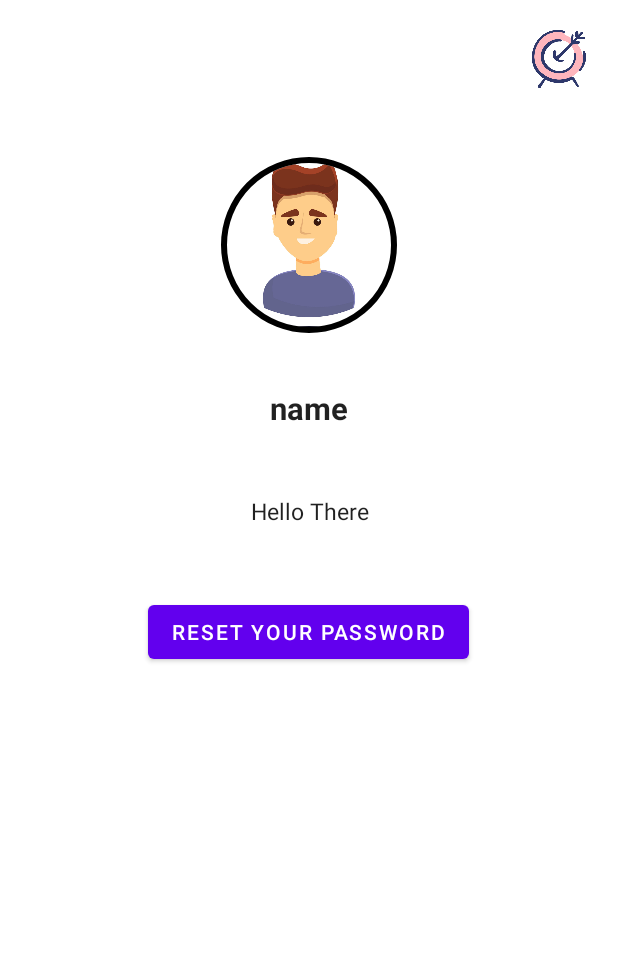
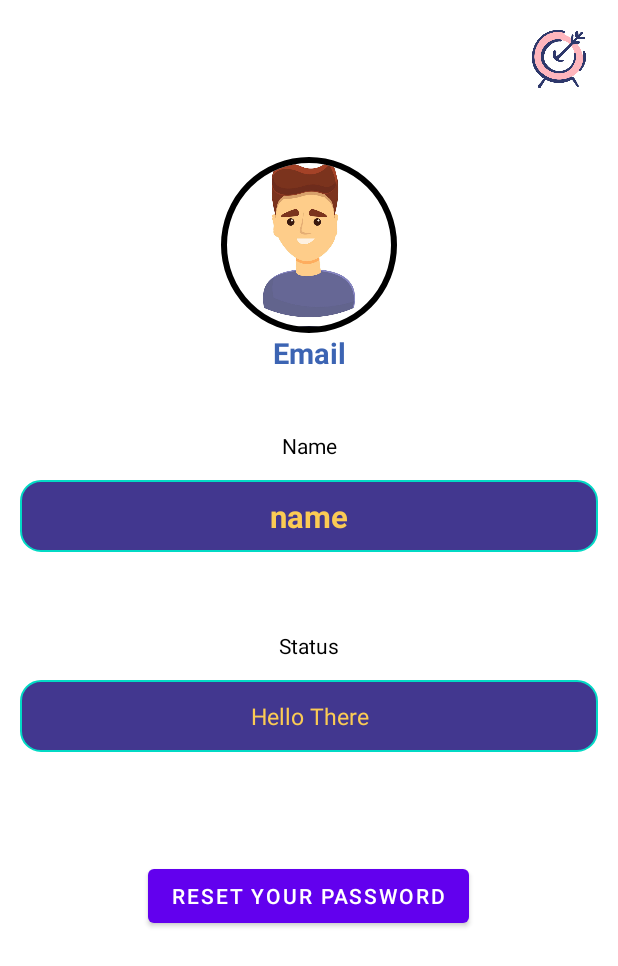
Before and after one commit to aniketghavte/ChatX, an Android app: the layout activity_profile.xml on its own in the app's theme, with its tools: preview values and no code run, on a phone screen of 412 x 824 dp. Shown: the top 966 px of the screen. Run offline under Robolectric (Android 15) with nearby library versions, the light colour scheme and no system bars.

Commit message:
Changes in ui , ProfileActivity , and fixes bugs of repetating send massages

```diff
--- a/app/src/main/java/com/projectbyaniket/chatx/Activity/RegistrationActivity.java
+++ b/app/src/main/java/com/projectbyaniket/chatx/Activity/RegistrationActivity.java
@@ -115,6 +115,7 @@ public class RegistrationActivity extends AppCompatActivity {
                                                                 if (task.isSuccessful()){
                                                                     progressDialog.dismiss();
                                                                     startActivity(new Intent(RegistrationActivity.this,HomeActivity.class));
+                                                                    finish();
                                                                 }else {
                                                                     Toast.makeText(RegistrationActivity.this, "Error In Creating a new User", Toast.LENGTH_SHORT).show();
                                                                 }
@@ -136,6 +137,7 @@ public class RegistrationActivity extends AppCompatActivity {
                                             if (task.isSuccessful()){
                                                 progressDialog.dismiss();
                                                 startActivity(new Intent(RegistrationActivity.this,HomeActivity.class));
+                                                finish();
                                             }else {
                                                 Toast.makeText(RegistrationActivity.this, "Error In Creating a new User", Toast.LENGTH_SHORT).show();
                                             }
@@ -168,6 +170,7 @@ public class RegistrationActivity extends AppCompatActivity {
             @Override
             public void onClick(View view) {
                 startActivity(new Intent(RegistrationActivity.this,LoginActivity.class));
+                finish();
             }
         });
     }
--- a/app/src/main/java/com/projectbyaniket/chatx/Activity/chatActivity.java
+++ b/app/src/main/java/com/projectbyaniket/chatx/Activity/chatActivity.java
@@ -96,6 +96,7 @@ public class chatActivity extends AppCompatActivity {
             @Override
             public void onDataChange(@NonNull DataSnapshot snapshot) {
                 for (DataSnapshot dataSnapshot : snapshot.getChildren()){
+
                     Massages massages = dataSnapshot.getValue(Massages.class);
                     massagesArrayList.add(massages);
                 }
@@ -128,6 +129,7 @@ public class chatActivity extends AppCompatActivity {
             public void onClick(View view) {
                 String Massage = EditMassage.getText().toString();
 
+                massagesArrayList.clear();
                 if (Massage.isEmpty()){
                     Toast.makeText(chatActivity.this, "Please Enter valid Text", Toast.LENGTH_SHORT).show();
                     return;
@@ -161,8 +163,10 @@ public class chatActivity extends AppCompatActivity {
                                     }
                                 });
                     }
+
                 });
                 massagesAdapter.notifyDataSetChanged();
+
             }
         });
 
--- a/app/src/main/java/com/projectbyaniket/chatx/Adapter/UserAdapter.java
+++ b/app/src/main/java/com/projectbyaniket/chatx/Adapter/UserAdapter.java
@@ -43,6 +43,8 @@ public class UserAdapter extends RecyclerView.Adapter<UserAdapter.ViewHolder>{
     @Override
     public void onBindViewHolder(@NonNull ViewHolder holder, int position) {
         Users users = usersArrayList.get(position);
+
+
         if (FirebaseAuth.getInstance().getCurrentUser().getUid().equals(users.getUid())){
             holder.itemView.setVisibility(View.GONE);
         }
--- a/app/src/main/java/com/projectbyaniket/chatx/ProfileActivity.java
+++ b/app/src/main/java/com/projectbyaniket/chatx/ProfileActivity.java
@@ -12,6 +12,7 @@ import android.view.View;
 import android.widget.Button;
 import android.widget.EditText;
 import android.widget.ImageView;
+import android.widget.TextView;
 import android.widget.Toast;
 
 import com.google.android.gms.tasks.OnCompleteListener;
@@ -43,6 +44,7 @@ public class ProfileActivity extends AppCompatActivity {
     String email;
     ProgressDialog progressDialog;
     Button resetBtn;
+    TextView emailInProfile;
 
     @Override
     protected void onCreate(Bundle savedInstanceState) {
@@ -62,6 +64,7 @@ public class ProfileActivity extends AppCompatActivity {
         circleImageView = findViewById(R.id.profile_imageInSetting);
         save = findViewById(R.id.idSaveBtn);
         resetBtn = findViewById(R.id.idResetPass);
+        emailInProfile = findViewById(R.id.idEmailInProfile);
 
         DatabaseReference reference = Database.getReference().child("user").child(auth.getUid());
         StorageReference storageReference = Storage.getReference().child("Upload").child(auth.getUid());
@@ -76,6 +79,7 @@ public class ProfileActivity extends AppCompatActivity {
 
                 SettingName.setText(name);
                 SettingStatus.setText(status);
+                emailInProfile.setText(email);
                 Picasso.get().load(imageUri).into(circleImageView);
             }
 
@@ -147,6 +151,7 @@ public class ProfileActivity extends AppCompatActivity {
                             });
                         }
                     });
+
                 }else {
                     storageReference.getDownloadUrl().addOnSuccessListener(new OnSuccessListener<Uri>() {
                         @Override
--- a/app/src/main/res/layout/activity_profile.xml
+++ b/app/src/main/res/layout/activity_profile.xml
@@ -29,35 +29,89 @@
         app:civ_border_width="4dp"
         app:civ_border_color="#FF000000"/>
 
+    <TextView
+        android:id="@+id/idEmailInProfile"
+        android:textColor="@color/sanmarino"
+        android:layout_width="match_parent"
+        android:layout_height="wrap_content"
+        android:text="Email"
+        android:textSize="@dimen/_15sdp"
+        android:gravity="center"
+        android:textStyle="bold"/>
+
+    <TextView
+        android:textColor="@color/black"
+        android:layout_width="match_parent"
+        android:layout_height="wrap_content"
+        android:text="Name"
+        android:gravity="center"
+        android:layout_marginTop="@dimen/_30sdp"/>
     <EditText
+
         android:id="@+id/idSettingName"
         android:layout_width="match_parent"
         android:layout_height="wrap_content"
-        android:layout_marginTop="@dimen/_20sdp"
-        android:background="@null"
+        android:layout_marginTop="@dimen/_3sdp"
+        android:background="@drawable/edittextshape"
         android:gravity="center"
         android:minHeight="48dp"
+        android:layout_margin="@dimen/_10sdp"
         android:text="name"
+        android:textColor="@color/saffron"
         android:textSize="@dimen/_16sdp"
         android:textStyle="bold" />
 
+    <TextView
+        android:textColor="@color/black"
+        android:layout_width="match_parent"
+        android:layout_height="wrap_content"
+        android:text="Status"
+        android:gravity="center"
+        android:layout_marginTop="@dimen/_30sdp"/>
     <EditText
+
         android:id="@+id/idSettingStatus"
         android:layout_width="match_parent"
         android:layout_height="wrap_content"
-        android:layout_marginTop="@dimen/_16sdp"
-        android:background="@null"
+        android:layout_margin="@dimen/_10sdp"
+        android:layout_marginTop="@dimen/_6sdp"
+        android:background="@drawable/edittextshape"
         android:gravity="center"
         android:minHeight="48dp"
+        android:textColor="@color/saffron"
         android:text="Hello There"
         android:textSize="@dimen/_12sdp"
         android:textStyle="normal" />
+
+
+<!--    <LinearLayout-->
+<!--        android:layout_marginTop="@dimen/_30sdp"-->
+<!--        android:layout_width="match_parent"-->
+<!--        android:layout_height="wrap_content"-->
+<!--        android:orientation="horizontal">-->
+
+<!--        <EditText-->
+<!--            android:background="@drawable/edittextshape"-->
+<!--            android:layout_width="match_parent"-->
+<!--            android:layout_height="@dimen/_30sdp"-->
+<!--            android:layout_weight="1"-->
+<!--            android:layout_marginStart="@dimen/_10sdp"-->
+<!--            android:hint="Email Address" />-->
+
+<!--        <TextView-->
+<!--            android:layout_marginLeft="@dimen/_10sdp"-->
+<!--            android:layout_width="wrap_content"-->
+<!--            android:layout_height="@dimen/_30sdp"-->
+<!--            android:background="@drawable/btnshape"-->
+<!--            android:text="change Email" />-->
+
+<!--    </LinearLayout>-->
 
     <Button
         android:id="@+id/idResetPass"
         android:layout_width="wrap_content"
         android:layout_height="wrap_content"
-        android:layout_marginTop="@dimen/_25sdp"
+        android:layout_marginTop="@dimen/_45sdp"
         android:gravity="center"
         android:layout_gravity="center"
         android:text="Reset your password" />
```
Also changed, not shown: app/src/main/java/com/projectbyaniket/chatx/Activity/HomeActivity.java (+33 -17 lines), app/src/main/java/com/projectbyaniket/chatx/Activity/LoginActivity.java (+11 -9 lines), app/src/main/res/layout/activity_home.xml (+5 -5 lines).
